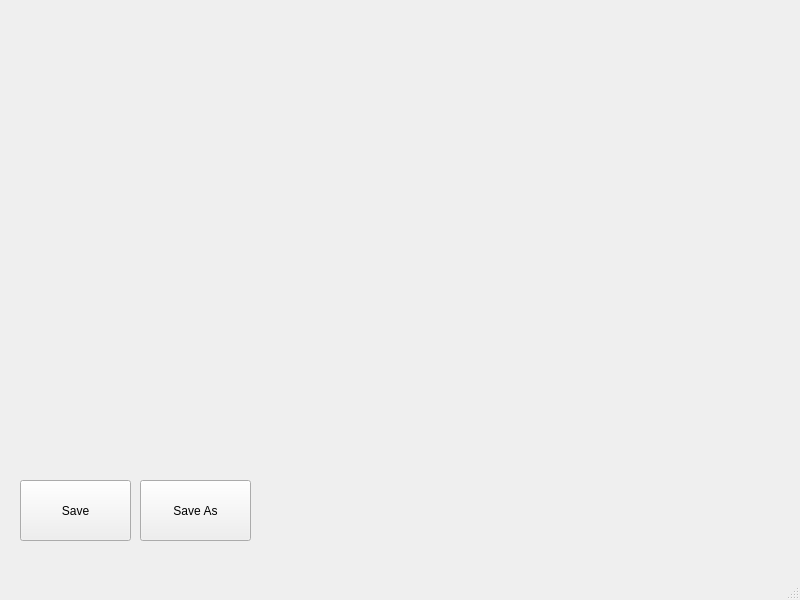
This is mainwindow.ui in phillserrazina/FinalYearProject as Qt 5 draws it before an edit. The edited form follows.
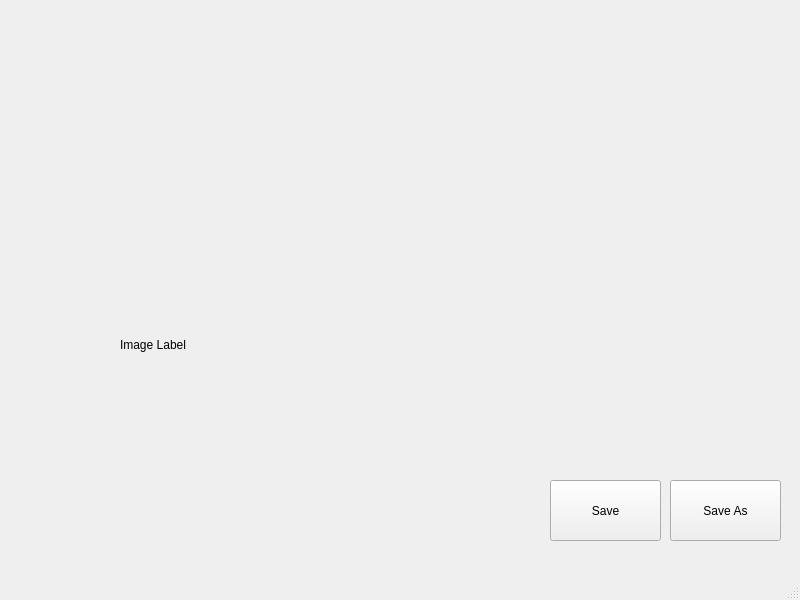
This is the edited form.

Patch:
```diff
--- a/mainwindow.ui
+++ b/mainwindow.ui
@@ -17,7 +17,7 @@
    <widget class="QWidget" name="verticalLayoutWidget">
     <property name="geometry">
      <rect>
-      <x>20</x>
+      <x>550</x>
       <y>10</y>
       <width>231</width>
       <height>461</height>
@@ -28,7 +28,7 @@
    <widget class="QPushButton" name="saveButton">
     <property name="geometry">
      <rect>
-      <x>20</x>
+      <x>550</x>
       <y>480</y>
       <width>111</width>
       <height>61</height>
@@ -41,7 +41,7 @@
    <widget class="QPushButton" name="saveAsButton">
     <property name="geometry">
      <rect>
-      <x>140</x>
+      <x>670</x>
       <y>480</y>
       <width>111</width>
       <height>61</height>
@@ -51,6 +51,19 @@
      <string>Save As</string>
     </property>
    </widget>
+   <widget class="QLabel" name="label">
+    <property name="geometry">
+     <rect>
+      <x>120</x>
+      <y>280</y>
+      <width>130</width>
+      <height>130</height>
+     </rect>
+    </property>
+    <property name="text">
+     <string>Image Label</string>
+    </property>
+   </widget>
   </widget>
   <widget class="QMenuBar" name="menubar">
    <property name="geometry">
```
